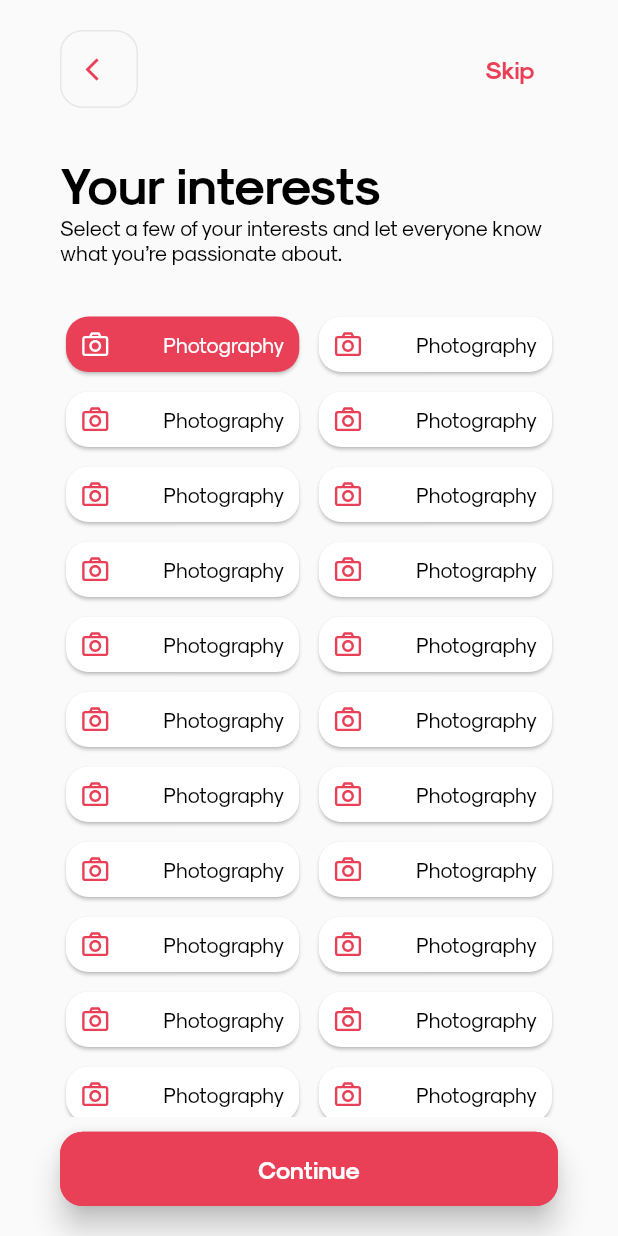
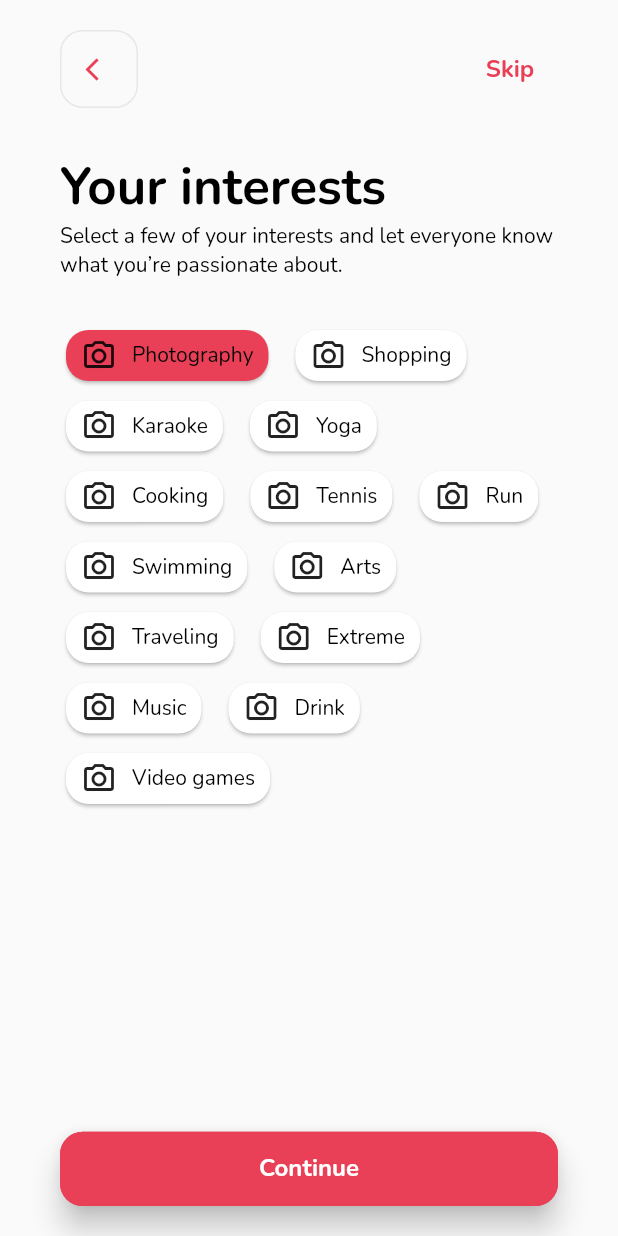
Before and after one commit to pradhumna896/sync_project, a Flutter app: the PassionsScreen screen opened directly, after a tap on "Photography", on a phone screen of 412 x 824 dp. Run offline on Flutter 3.47's test engine with Material 2 defaults, Android fonts, the phone set to English and light mode, and no system bars; our stand-ins replace flutter_otp_text_field, flutter_svg, gap, get, google_fonts, grouped_list and 3 more; missing offline and left inert: expandable_slider, photo_card_swiper, swipeable_card_stack.

Commit message:
Final Commit

```diff
--- a/lib/components/custom_text.dart
+++ b/lib/components/custom_text.dart
@@ -1,4 +1,6 @@
 import 'package:flutter/material.dart';
+import 'package:google_fonts/google_fonts.dart';
+
 
 class CustomText extends StatelessWidget {
   String title;
@@ -20,11 +22,12 @@ class CustomText extends StatelessWidget {
   Widget build(BuildContext context) {
     return Text(
       title,
-      style: TextStyle(
+
+      style:GoogleFonts.nunito(
           fontSize: fontSize,
           fontWeight: fontWeight,
           color: color,
-          fontFamily: "Sk-Modernist"),
+          ),
       textScaleFactor: 1,
       textAlign: textAlign,
     );
--- /dev/null
+++ b/lib/model/Intrest_modal.dart
@@ -0,0 +1,9 @@
+import 'package:flutter/material.dart';
+
+class InterestsModal{
+  String title;
+  IconData icon;
+  bool isSelected;
+  InterestsModal({required this.title,required this.icon,required this.isSelected});
+
+}
--- a/lib/provider/app_controller.dart
+++ b/lib/provider/app_controller.dart
@@ -1,9 +1,39 @@
 import 'package:flutter/cupertino.dart';
+import 'package:flutter/material.dart';
+import 'package:syncdating/model/Intrest_modal.dart';
 
 class AppController with ChangeNotifier{
   int homeSliderIndex=0;
   void homeSliderIndexStatus(int index){
     homeSliderIndex = index;
+    notifyListeners();
+  }
+  List<InterestsModal> interestsList = [];
+  void interestsListContent(){
+    interestsList = [
+      InterestsModal(title: "Photography", icon: Icons.photo_camera_outlined, isSelected: false),
+      InterestsModal(title: "Shopping", icon: Icons.photo_camera_outlined, isSelected: false),
+      InterestsModal(title: "Karaoke", icon: Icons.photo_camera_outlined, isSelected: false),
+      InterestsModal(title: "Yoga", icon: Icons.photo_camera_outlined, isSelected: false),
+      InterestsModal(title: "Cooking", icon: Icons.photo_camera_outlined, isSelected: false),
+      InterestsModal(title: "Tennis", icon: Icons.photo_camera_outlined, isSelected: false),
+      InterestsModal(title: "Run", icon: Icons.photo_camera_outlined, isSelected: false),
+      InterestsModal(title: "Swimming", icon: Icons.photo_camera_outlined, isSelected: false),
+      InterestsModal(title: "Arts", icon: Icons.photo_camera_outlined, isSelected: false),
+      InterestsModal(title: "Traveling", icon: Icons.photo_camera_outlined, isSelected: false),
+      InterestsModal(title: "Extreme", icon: Icons.photo_camera_outlined, isSelected: false),
+      InterestsModal(title: "Music", icon: Icons.photo_camera_outlined, isSelected: false),
+      InterestsModal(title: "Drink", icon: Icons.photo_camera_outlined, isSelected: false),
+      InterestsModal(title: "Video games", icon: Icons.photo_camera_outlined, isSelected: false),
+
+    ];
+    notifyListeners();
+
+
+  }
+  updateInterestList(InterestsModal item) {
+    int index = interestsList.indexWhere((element) => element.title == item.title);
+    interestsList[index].isSelected = !interestsList[index].isSelected;
     notifyListeners();
   }
 
--- a/lib/screens/home_screen.dart
+++ b/lib/screens/home_screen.dart
@@ -5,15 +5,17 @@ import 'package:provider/provider.dart';
 import 'package:syncdating/fragments/main_screen.dart';
 import 'package:syncdating/fragments/masseges_screen.dart';
 import 'package:syncdating/fragments/matches_screen.dart';
+import 'package:syncdating/fragments/profile_page.dart';
 import 'package:syncdating/helper/constants.dart';
 import 'package:syncdating/provider/app_controller.dart';
+import 'package:syncdating/screens/profile_details_screen.dart';
 
 import '../widget/home_bottom_navigation.dart';
 
 class HomeScreen extends StatelessWidget {
   HomeScreen({Key? key}) : super(key: key);
 
-  List<Widget> widgetList = [MainScreen(),MatchesScreen(),MassegesScreen(),Container()];
+  List<Widget> widgetList = [MainScreen(),MatchesScreen(),MassegesScreen(),ProfileDetailsScreen()];
 
   @override
   Widget build(BuildContext context) {
--- a/lib/screens/passions_screen.dart
+++ b/lib/screens/passions_screen.dart
@@ -10,14 +10,28 @@ import 'package:syncdating/components/custom_text.dart';
 import 'package:syncdating/helper/constants.dart';
 import 'package:syncdating/provider/app_controller.dart';
 
+import '../model/Intrest_modal.dart';
 import 'friends_screen.dart';
 
-class PassionsScreen extends StatelessWidget {
+class PassionsScreen extends StatefulWidget {
   const PassionsScreen({Key? key}) : super(key: key);
+
+  @override
+  State<PassionsScreen> createState() => _PassionsScreenState();
+}
+
+class _PassionsScreenState extends State<PassionsScreen> {
+  @override
+  void initState() {
+    // TODO: implement initState
+    super.initState();
+    Provider.of<AppController>(context, listen: false).interestsListContent();
+  }
 
   @override
   Widget build(BuildContext context) {
     final provider = Provider.of<AppController>(context);
+
     return Scaffold(
       body: SafeArea(
         child: Padding(
@@ -28,11 +42,15 @@ class PassionsScreen extends StatelessWidget {
               Row(
                 mainAxisAlignment: MainAxisAlignment.spaceBetween,
                 children: [
-                  CustomBackButoon(onclick: () {}),
-                  CustomSkipButton(onclick: () {
-                    Navigator.push(context, MaterialPageRoute(
-                        builder: (builder) => FriendsScreen()));
-                  },)
+                  CustomBackButoon(onclick: () {Navigator.pop(context);}),
+                  CustomSkipButton(
+                    onclick: () {
+                      Navigator.push(
+                          context,
+                          MaterialPageRoute(
+                              builder: (builder) => FriendsScreen()));
+                    },
+                  )
                 ],
               ),
               Gap(30),
@@ -46,13 +64,65 @@ class PassionsScreen extends StatelessWidget {
                 fontWeight: FontWeight.w400,
                 color: kBlackColor,
                 title:
-                'Select a few of your interests and let everyone know what you’re passionate about.',
+                    'Select a few of your interests and let everyone know what you’re passionate about.',
                 fontSize: 14,
               ),
               Gap(30),
               Expanded(
-                child: GridView.builder(
-                    itemCount: 25, shrinkWrap: true,
+                child: Wrap(
+                  runSpacing: 5,
+                  spacing: 10,
+                  children: List.generate(
+                      provider.interestsList.length,
+                      (index) => InkWell(
+                            onTap: () {
+                              provider.updateInterestList(
+                                  provider.interestsList[index]);
+                            },
+                            child: Card(
+                              color: provider.interestsList[index].isSelected
+                                  ? kPrimaryColor
+                                  : Colors.white,
+                              shape: RoundedRectangleBorder(
+                                  borderRadius: BorderRadius.circular(15)),
+                              child: Padding(
+                                padding:
+                                    const EdgeInsets.symmetric(horizontal: 10,vertical: 5),
+                                child: Row(
+                                  mainAxisSize: MainAxisSize.min,
+                                  children: [
+                                    Icon(provider.interestsList[index].icon),
+                                    Gap(10),
+                                    CustomText(
+                                        title:
+                                            provider.interestsList[index].title,
+                                        fontWeight: FontWeight.w400,
+                                        color: kBlackColor,
+                                        fontSize: 14)
+                                  ],
+                                ),
+                              ),
+                            ),
+                          )),
+                ),
+              ),
+              Gap(10),
+              CustomButton(
+                  title: "Continue",
+                  onclick: () {
+                    Navigator.push(context,
+                        MaterialPageRoute(builder: (ctx) => FriendsScreen()));
+                  })
+            ],
+          ),
+        ),
+      ),
+    );
+  }
+}
+/*
+GridView.builder(
+                    itemCount: provider.interestsList.length, shrinkWrap: true,
                     gridDelegate: const SliverGridDelegateWithFixedCrossAxisCount(
                         crossAxisCount: 2,
                         crossAxisSpacing: 5,
@@ -62,40 +132,28 @@ class PassionsScreen extends StatelessWidget {
                     itemBuilder: (BuildContext context, index) {
                       return InkWell(
                         onTap: (){
-                          provider.isSelectedStatus(index);
+                          provider.updateInterestList(provider.interestsList[index]);
 
                         },
                         child: Card(
-                          color: provider.isSelected==index?kPrimaryColor:Color(0xffffffff),
+                          color:provider.interestsList[index].isSelected?kPrimaryColor:Colors.white,
                           shape: RoundedRectangleBorder(
                               borderRadius: BorderRadius.circular(15)),
 
                           child: Padding(
                             padding: const EdgeInsets.symmetric(horizontal: 10),
                             child: Row(
-                              mainAxisAlignment: MainAxisAlignment.spaceBetween,
+
                               children: [
-                                SvgPicture.asset("assets/svg/camera2.svg",
-                                  color: provider.isSelected==index?Color(0xffffffff):kPrimaryColor,),
-                                CustomText(title: "Photography",
+                                Icon(provider.interestsList[index].icon),
+                                Gap(10),
+                                CustomText(title: provider.interestsList[index].title,
                                     fontWeight: FontWeight.w400,
-                                    color:provider.isSelected==index?Color(0xffffffff): kBlackColor,
+                                    color: kBlackColor,
                                     fontSize: 14)
                               ],),
                           ),
                         ),
                       );
                     }),
-              ),
-              Gap(10),
-              CustomButton(title: "Continue", onclick: () {
-                Navigator.push(context,
-                    MaterialPageRoute(builder: (ctx) => FriendsScreen()));
-              })
-            ],
-          ),
-        ),
-      ),
-    );
-  }
-}
+ */
--- a/lib/screens/photo_fullscreen.dart
+++ b/lib/screens/photo_fullscreen.dart
@@ -11,7 +11,7 @@ class PhotoFullScreen extends StatelessWidget {
       Gap(44),
       Padding(
         padding: const EdgeInsets.symmetric(horizontal: 40),
-        child: Row(children: [CustomBackButoon(onclick: (){})],),
+        child: Row(children: [CustomBackButoon(onclick: (){Navigator.pop(context);})],),
       ),
       Gap(20),
       Expanded(child: PhotoView(
--- a/pubspec.yaml
+++ b/pubspec.yaml
@@ -48,6 +48,7 @@ dependencies:
   grouped_list: ^5.1.2
   expandable_slider: ^2.0.0
   image_picker: ^0.8.5+3
+  google_fonts: ^3.0.1
 flutter_native_splash:
 
   image: assets/images/synclogo.png
```
Also changed, not shown: lib/fragments/main_screen.dart (+10 -0 lines), lib/fragments/matches_screen.dart (+28 -2 lines), lib/fragments/profile_page.dart (added, +89 -0 lines), lib/model/profile_modal.dart (added, +11 -0 lines), lib/screens/chat_screen.dart (+7 -1 lines), lib/screens/otp_screen.dart (+8 -0 lines), lib/widget/custom_calender.dart (+42 -12 lines), assets/images/photo10.png (added), assets/svg/logout.svg (added), assets/svg/privercyAndPolicy.svg (added), assets/svg/termCondition.svg (added), pubspec.lock.
